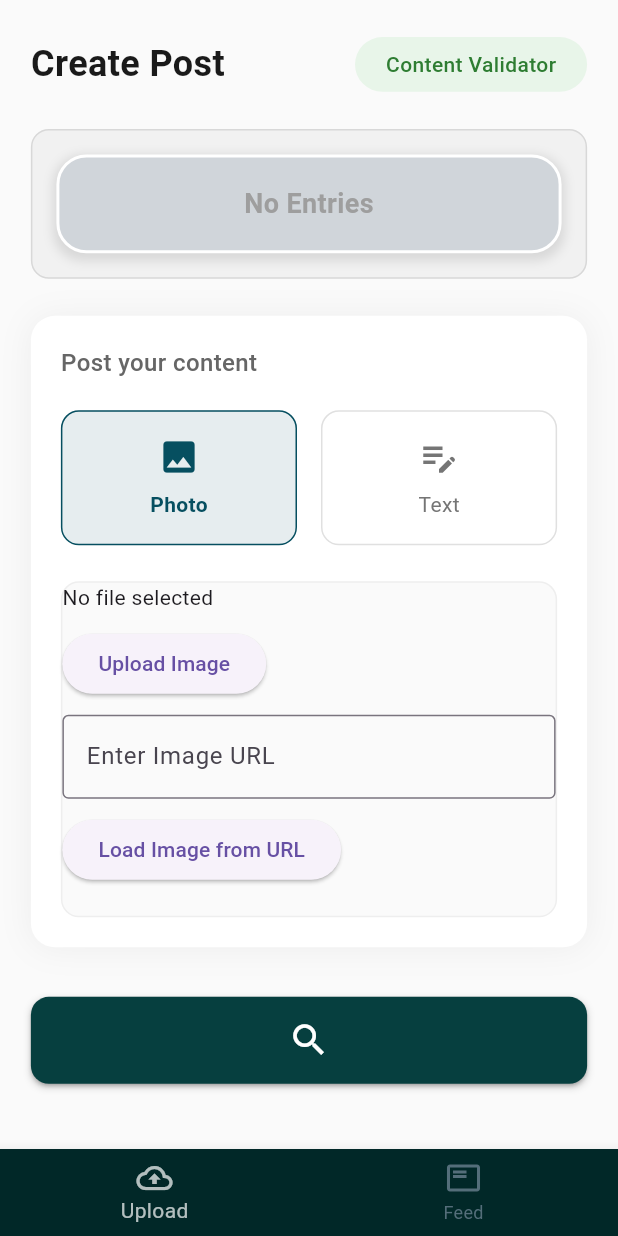
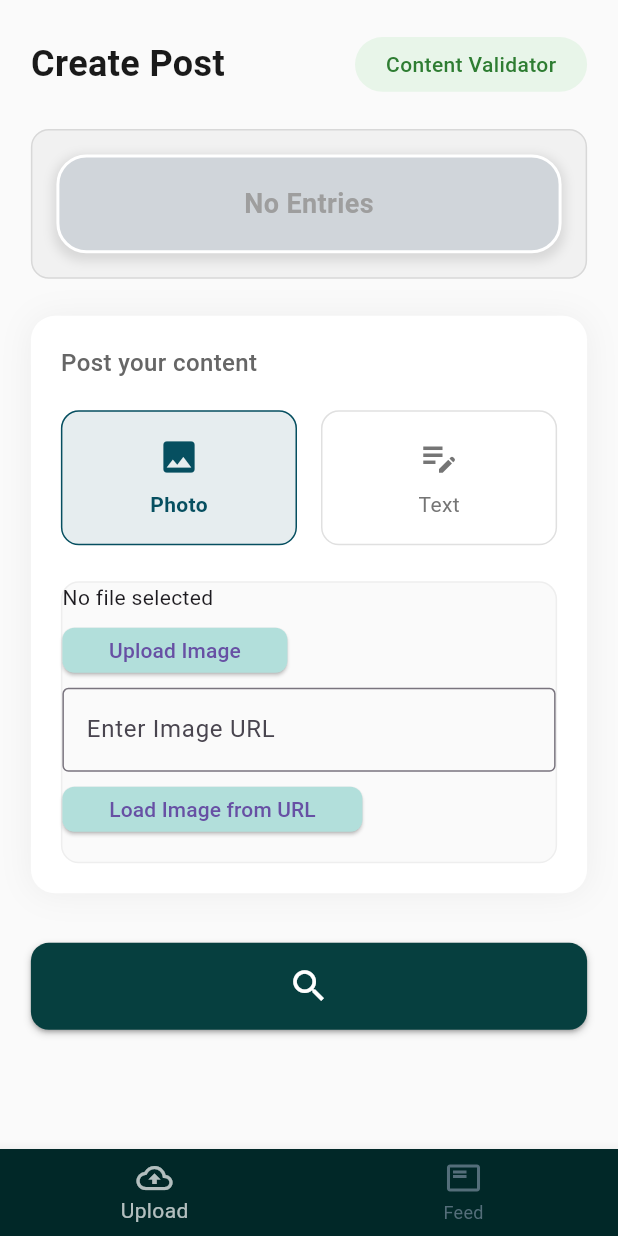
Before and after one commit to sabsar42/content_safeguard, a Flutter app: the BottomNavScreen screen opened directly, after a tap on the "search" icon, after a tap on "Photo", on a phone screen of 412 x 824 dp. Run offline on Flutter 3.47's test engine with Material 3 defaults, Android fonts, the phone set to English and light mode, and no system bars; our stand-ins replace get, image_picker.

Commit message:
Refactored Code

```diff
--- a/lib/app.dart
+++ b/lib/app.dart
@@ -1,4 +1,3 @@
-import 'package:flutter/cupertino.dart';
 import 'package:flutter/material.dart';
 import 'package:get/get.dart';
 import 'app/controllers/content_controller.dart';
--- a/lib/app/screens/bottom_nav_screen.dart
+++ b/lib/app/screens/bottom_nav_screen.dart
@@ -14,7 +14,7 @@ class _BottomNavScreenState extends State<BottomNavScreen> {
 
   final List<Widget> _screens = [
     const UploadScreen(),
-    FeedScreen(),
+    const FeedScreen(),
   ];
 
   @override
--- a/lib/app/screens/feed_screen.dart
+++ b/lib/app/screens/feed_screen.dart
@@ -4,6 +4,8 @@ import 'package:get/get.dart';
 import '../controllers/content_controller.dart';
 
 class FeedScreen extends StatelessWidget {
+  const FeedScreen({super.key});
+
   @override
   Widget build(BuildContext context) {
     return Scaffold(
--- a/lib/app/screens/splash_screen.dart
+++ b/lib/app/screens/splash_screen.dart
@@ -1,5 +1,4 @@
 import 'package:content_safeguard/app/widgets/button_widget.dart';
-import 'package:flutter/cupertino.dart';
 import 'package:flutter/material.dart';
 import 'bottom_nav_screen.dart';
 
@@ -39,7 +38,7 @@ class _SplashScreenState extends State<SplashScreen> {
             ),
             SizedBox(height: screenSize.height * 0.02),
             ButtonWidget(title: 'CONTINUE', onTap: () {
-              Navigator.push(context, MaterialPageRoute(builder: (context)=> BottomNavScreen()
+              Navigator.push(context, MaterialPageRoute(builder: (context)=> const BottomNavScreen()
               )
               );
             },
--- a/lib/app/screens/upload_screen.dart
+++ b/lib/app/screens/upload_screen.dart
@@ -144,7 +144,7 @@ class _UploadScreenState extends State<UploadScreen> {
                           color: Color(0xFF666666),
                         ),
                       ),
-                      SizedBox(height: 20),
+                      const SizedBox(height: 20),
 
                       Row(
                         children: [
@@ -191,7 +191,7 @@ class _UploadScreenState extends State<UploadScreen> {
                         child: isUploadMode
                             ? UploadImageFileWidget(onFileSelected: _onImageSelected)
                             : Padding(
-                          padding: EdgeInsets.all(2),
+                          padding: const EdgeInsets.all(2),
                           child: TextInputWidget(
                             textController: _textController,
                             isLoading: isLoading,
@@ -218,10 +218,10 @@ class _UploadScreenState extends State<UploadScreen> {
                               _uploadImageContent(_selectedImageFile!, context);
                             }
                           },
-                          color: Color(0xFF064F60),
+                          color: const Color(0xFF064F60),
                         ),
                       ),
-                      SizedBox(width: 16),
+                      const SizedBox(width: 16),
                       Expanded(
                         child: ActionButtonWidget(
                           icon: Icons.close,
@@ -264,7 +264,7 @@ class _UploadScreenState extends State<UploadScreen> {
                         }
                       }
                     },
-                    color: Color(0xFF064F60),
+                    color: const Color(0xFF064F60),
                   ),
               ],
             ),
--- a/lib/app/widgets/button_widget.dart
+++ b/lib/app/widgets/button_widget.dart
@@ -1,4 +1,3 @@
-import 'package:flutter/cupertino.dart';
 import 'package:flutter/material.dart';
 
 class ButtonWidget extends StatelessWidget {
@@ -15,7 +14,7 @@ class ButtonWidget extends StatelessWidget {
       highlightColor: Colors.blue.withOpacity(0.3),
       onTap: onTap,
       child: Container(
-        padding: EdgeInsets.all(20),
+        padding: const EdgeInsets.all(20),
         decoration: BoxDecoration(
           borderRadius: BorderRadius.circular(40),
           color: color,
@@ -24,15 +23,15 @@ class ButtonWidget extends StatelessWidget {
           mainAxisAlignment: MainAxisAlignment.spaceAround,
           children: [
             Text(title,
-            style: TextStyle(
+            style: const TextStyle(
               fontWeight: FontWeight.w200,
               fontSize: 16,
               color: Colors.white,
             ),),
 
-            SizedBox(width: 50,),
+            const SizedBox(width: 50,),
 
-            Icon(
+            const Icon(
               Icons.arrow_forward_ios,
               color: Colors.white,
             ),
--- a/lib/app/widgets/option_button_widget.dart
+++ b/lib/app/widgets/option_button_widget.dart
@@ -7,12 +7,12 @@ class OptionButtonWidget extends StatelessWidget {
   final VoidCallback onTap;
 
   const OptionButtonWidget({
-    Key? key,
+    super.key,
     required this.icon,
     required this.label,
     required this.isSelected,
     required this.onTap,
-  }) : super(key: key);
+  });
 
   @override
   Widget build(BuildContext context) {
@@ -21,7 +21,7 @@ class OptionButtonWidget extends StatelessWidget {
         onTap: onTap,
         borderRadius: BorderRadius.circular(12),
         child: Container(
-          padding: EdgeInsets.symmetric(vertical: 16),
+          padding: const EdgeInsets.symmetric(vertical: 16),
           decoration: BoxDecoration(
             color: isSelected ? const Color(0xFF064F60).withOpacity(0.1) : Colors.transparent,
             borderRadius: BorderRadius.circular(12),
--- a/lib/app/widgets/result_display_widget.dart
+++ b/lib/app/widgets/result_display_widget.dart
@@ -6,10 +6,10 @@ class ResultDisplayWidget extends StatelessWidget {
   final Color resultColor;
 
   const ResultDisplayWidget({
-    Key? key,
+    super.key,
     required this.resultText,
     required this.resultColor,
-  }) : super(key: key);
+  });
 
   @override
   Widget build(BuildContext context) {
--- a/lib/app/widgets/text_input_widget.dart
+++ b/lib/app/widgets/text_input_widget.dart
@@ -6,10 +6,10 @@ class TextInputWidget extends StatelessWidget {
   final bool isLoading;
 
   const TextInputWidget({
-    Key? key,
+    super.key,
     required this.textController,
     required this.isLoading,
-  }) : super(key: key);
+  });
 
   @override
   Widget build(BuildContext context) {
--- a/lib/app/widgets/upload_image_file_widget.dart
+++ b/lib/app/widgets/upload_image_file_widget.dart
@@ -8,7 +8,7 @@ import 'package:path_provider/path_provider.dart';
 class UploadImageFileWidget extends StatefulWidget {
   final Function(XFile) onFileSelected;
 
-  UploadImageFileWidget({required this.onFileSelected});
+  const UploadImageFileWidget({super.key, required this.onFileSelected});
 
   @override
   _UploadImageFileWidgetState createState() => _UploadImageFileWidgetState();
@@ -54,7 +54,7 @@ class _UploadImageFileWidgetState extends State<UploadImageFileWidget> {
       });
       widget.onFileSelected(XFile(_urlImageFile!.path));
     } catch (e) {
-      print("Failed to load image from URL: $e");
+      print("Failed : $e");
     }
   }
 
@@ -65,25 +65,46 @@ class _UploadImageFileWidgetState extends State<UploadImageFileWidget> {
         crossAxisAlignment: CrossAxisAlignment.start,
         children: [
           Text(_fileName),
-          SizedBox(height: 10),
-          ElevatedButton(
-            onPressed: _pickImage,
-            child: Text("Upload Image"),
+          const SizedBox(height: 10),
+          SizedBox(
+            width: 150,
+            height: 30,
+            child: ElevatedButton(
+              style: ElevatedButton.styleFrom(
+                  backgroundColor: Colors.teal[100],
+                  shape: RoundedRectangleBorder(
+                      borderRadius: BorderRadius.circular(8)
+                  )
+              ),
+              onPressed: _pickImage,
+              child: const Text("Upload Image"),
+            ),
           ),
-          SizedBox(height: 10),
+          const SizedBox(height: 10),
           TextField(
             controller: _urlController,
-            decoration: InputDecoration(
+            decoration: const InputDecoration(
               labelText: 'Enter Image URL',
               border: OutlineInputBorder(),
             ),
           ),
-          SizedBox(height: 10),
-          ElevatedButton(
-            onPressed: _loadImageFromUrl,
-            child: Text("Load Image from URL"),
+          const SizedBox(height: 10),
+          SizedBox(
+              width: 200,
+              height: 30,
+            child: ElevatedButton(
+              style: ElevatedButton.styleFrom(
+                backgroundColor: Colors.teal[100],
+                shape: RoundedRectangleBorder(
+                  borderRadius: BorderRadius.circular(8)
+                )
+              ),
+
+              onPressed: _loadImageFromUrl,
+              child: const Text("Load Image from URL"),
+            ),
           ),
-          SizedBox(height: 20),
+          const SizedBox(height: 20),
           if (_imageFile != null || _urlImageFile != null)
             Container(
               width: 200,
--- a/pubspec.yaml
+++ b/pubspec.yaml
@@ -27,6 +27,7 @@ dependencies:
   image_picker: ^1.1.2
   path_provider: ^2.1.5
 
+  path: any
 dev_dependencies:
   flutter_test:
     sdk: flutter
```
Also changed, not shown: pubspec.lock, 1 other file.
